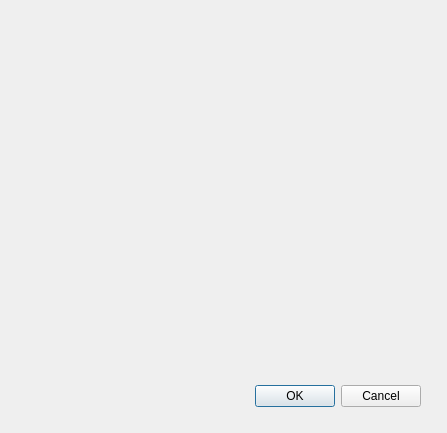
This is Ui_Dialog.ui in Hhkai/WMLFRTM as Qt 5 draws it before an edit. The edited form follows.
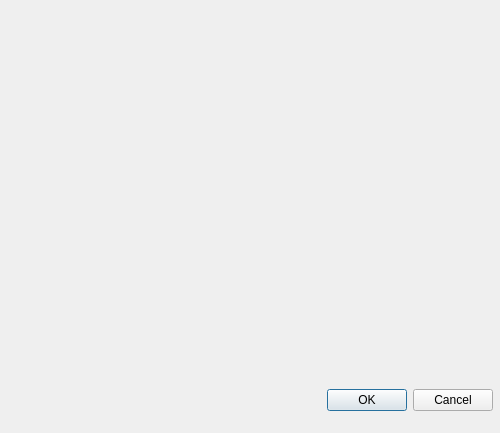
This is the edited form.

Commit message: fix display length bug by ZH

```diff
--- a/Ui_Dialog.ui
+++ b/Ui_Dialog.ui
@@ -6,7 +6,7 @@
    <rect>
     <x>0</x>
     <y>0</y>
-    <width>447</width>
+    <width>500</width>
     <height>433</height>
    </rect>
   </property>
@@ -16,15 +16,12 @@
   <widget class="QDialogButtonBox" name="buttonBox">
    <property name="geometry">
     <rect>
-     <x>80</x>
+     <x>12</x>
      <y>380</y>
-     <width>341</width>
-     <height>32</height>
+     <width>481</width>
+     <height>41</height>
     </rect>
    </property>
-   <property name="orientation">
-    <enum>Qt::Horizontal</enum>
-   </property>
    <property name="standardButtons">
     <set>QDialogButtonBox::Cancel|QDialogButtonBox::Ok</set>
    </property>
```
Left out of the diff: 35 changed lines with no effect on the pictures. The commit also changes 2 other files.
